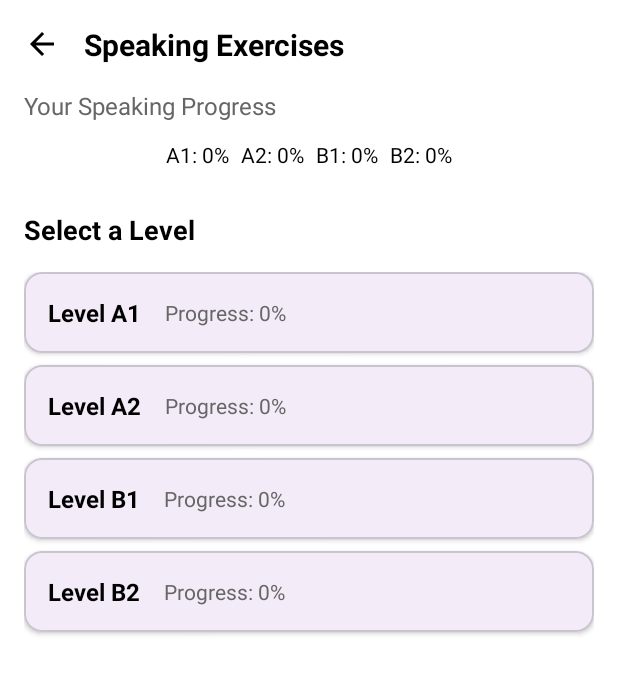
After one commit to hanhphuc08/EnglishELearning, an Android app: the SpeakingActivity screen opened directly, with no data from a screen before it, on a phone screen of 412 x 824 dp. The commit adds this screen. Shown: the top 674 px of the screen. Run offline under Robolectric (Android 15) with nearby library versions, the phone set to English and light mode, and no system bars; our stand-ins replace CircleImageView.

Commit message:
Hao lam speaking

```diff
--- a/app/src/main/java/com/example/englishelearning/fragment/HomeFragment.java
+++ b/app/src/main/java/com/example/englishelearning/fragment/HomeFragment.java
@@ -11,6 +11,7 @@ import androidx.fragment.app.Fragment;
 
 import com.example.englishelearning.listening.ListeningActivity;
 import com.example.englishelearning.R;
+import com.example.englishelearning.speaking.SpeakingActivity;
 
 public class HomeFragment extends Fragment {
     @Override
@@ -27,5 +28,10 @@ public class HomeFragment extends Fragment {
             Intent intent = new Intent(getActivity(), ListeningActivity.class);
             startActivity(intent);
         });
+
+        view.findViewById(R.id.speakingCard).setOnClickListener(v -> {
+            Intent intent = new Intent(getActivity(), SpeakingActivity.class);
+            startActivity(intent);
+        });
     }
 }
--- /dev/null
+++ b/app/src/main/java/com/example/englishelearning/speaking/SpeakingActivity.java
@@ -0,0 +1,43 @@
+package com.example.englishelearning.speaking;
+
+import android.content.Intent;
+import android.os.Bundle;
+import android.widget.ImageView;
+
+import androidx.activity.EdgeToEdge;
+import androidx.appcompat.app.AppCompatActivity;
+import androidx.core.graphics.Insets;
+import androidx.core.view.ViewCompat;
+import androidx.core.view.WindowInsetsCompat;
+
+import com.example.englishelearning.R;
+import com.example.englishelearning.listening.TopicsActivity;
+
+public class SpeakingActivity extends AppCompatActivity {
+
+    @Override
+    protected void onCreate(Bundle savedInstanceState) {
+        super.onCreate(savedInstanceState);
+        EdgeToEdge.enable(this);
+        setContentView(R.layout.activity_speaking);
+        ViewCompat.setOnApplyWindowInsetsListener(findViewById(R.id.main), (v, insets) -> {
+            Insets systemBars = insets.getInsets(WindowInsetsCompat.Type.systemBars());
+            v.setPadding(systemBars.left, systemBars.top, systemBars.right, systemBars.bottom);
+            return insets;
+        });
+
+        ImageView backButton = findViewById(R.id.backButton);
+        backButton.setOnClickListener(v -> finish());
+
+        findViewById(R.id.cardA1).setOnClickListener(v -> startTopicsActivity("A1"));
+        findViewById(R.id.cardA2).setOnClickListener(v -> startTopicsActivity("A2"));
+        findViewById(R.id.cardB1).setOnClickListener(v -> startTopicsActivity("B1"));
+        findViewById(R.id.cardB2).setOnClickListener(v -> startTopicsActivity("B2"));
+    }
+
+    private void startTopicsActivity(String level) {
+        Intent intent = new Intent(this, TopicsSpeakingActivity.class);
+        intent.putExtra("LEVEL", level);
+        startActivity(intent);
+    }
+}
--- /dev/null
+++ b/app/src/main/res/layout/activity_speaking.xml
@@ -0,0 +1,257 @@
+<?xml version="1.0" encoding="utf-8"?>
+<androidx.core.widget.NestedScrollView xmlns:android="http://schemas.android.com/apk/res/android"
+    xmlns:app="http://schemas.android.com/apk/res-auto"
+    android:layout_width="match_parent"
+    android:layout_height="match_parent"
+    android:id="@+id/main"
+    android:background="@color/white">
+
+    <androidx.constraintlayout.widget.ConstraintLayout
+        android:layout_width="match_parent"
+        android:layout_height="wrap_content"
+        android:padding="16dp">
+
+        <!-- Header -->
+        <LinearLayout
+            android:id="@+id/header"
+            android:layout_width="match_parent"
+            android:layout_height="wrap_content"
+            android:orientation="horizontal"
+            android:gravity="center_vertical"
+            app:layout_constraintTop_toTopOf="parent">
+
+            <ImageView
+                android:id="@+id/backButton"
+                android:layout_width="24dp"
+                android:layout_height="24dp"
+                android:src="@drawable/ic_back"
+                android:contentDescription="Back" />
+
+            <TextView
+                android:layout_width="wrap_content"
+                android:layout_height="wrap_content"
+                android:layout_marginStart="16dp"
+                android:text="Speaking Exercises"
+                android:textColor="#000000"
+                android:textSize="20sp"
+                android:textStyle="bold" />
+        </LinearLayout>
+
+        <!-- Progress Overview -->
+        <TextView
+            android:id="@+id/progressTitle"
+            android:layout_width="wrap_content"
+            android:layout_height="wrap_content"
+            android:layout_marginTop="16dp"
+            android:text="Your Speaking Progress"
+            android:textColor="#666666"
+            android:textSize="16sp"
+            app:layout_constraintStart_toStartOf="parent"
+            app:layout_constraintTop_toBottomOf="@id/header" />
+
+        <LinearLayout
+            android:id="@+id/progressContainer"
+            android:layout_width="match_parent"
+            android:layout_height="wrap_content"
+            android:layout_marginTop="8dp"
+            android:orientation="horizontal"
+            android:gravity="center"
+            app:layout_constraintTop_toBottomOf="@id/progressTitle">
+
+            <!-- Progress bars for A1, A2, B1, B2, C1 -->
+            <TextView
+                android:id="@+id/progressA1"
+                android:layout_width="wrap_content"
+                android:layout_height="wrap_content"
+                android:layout_margin="4dp"
+                android:text="A1: 0%"
+                android:textColor="#000000" />
+
+            <TextView
+                android:id="@+id/progressA2"
+                android:layout_width="wrap_content"
+                android:layout_height="wrap_content"
+                android:layout_margin="4dp"
+                android:text="A2: 0%"
+                android:textColor="#000000" />
+
+            <TextView
+                android:id="@+id/progressB1"
+                android:layout_width="wrap_content"
+                android:layout_height="wrap_content"
+                android:layout_margin="4dp"
+                android:text="B1: 0%"
+                android:textColor="#000000" />
+
+            <TextView
+                android:id="@+id/progressB2"
+                android:layout_width="wrap_content"
+                android:layout_height="wrap_content"
+                android:layout_margin="4dp"
+                android:text="B2: 0%"
+                android:textColor="#000000" />
+
+        </LinearLayout>
+
+        <!-- Levels List -->
+        <TextView
+            android:id="@+id/levelsTitle"
+            android:layout_width="wrap_content"
+            android:layout_height="wrap_content"
+            android:layout_marginTop="24dp"
+            android:text="Select a Level"
+            android:textColor="#000000"
+            android:textSize="18sp"
+            android:textStyle="bold"
+            app:layout_constraintStart_toStartOf="parent"
+            app:layout_constraintTop_toBottomOf="@id/progressContainer" />
+
+        <LinearLayout
+            android:id="@+id/levelsContainer"
+            android:layout_width="match_parent"
+            android:layout_height="wrap_content"
+            android:layout_marginTop="16dp"
+            android:orientation="vertical"
+            app:layout_constraintTop_toBottomOf="@id/levelsTitle">
+
+            <!-- A1 Level Card -->
+            <com.google.android.material.card.MaterialCardView
+                android:id="@+id/cardA1"
+                android:layout_width="match_parent"
+                android:layout_height="wrap_content"
+                android:layout_marginBottom="8dp"
+                app:cardCornerRadius="12dp"
+                app:cardElevation="2dp">
+
+                <LinearLayout
+                    android:layout_width="match_parent"
+                    android:layout_height="wrap_content"
+                    android:orientation="horizontal"
+                    android:padding="16dp"
+                    android:gravity="center_vertical">
+
+                    <TextView
+                        android:layout_width="wrap_content"
+                        android:layout_height="wrap_content"
+                        android:text="Level A1"
+                        android:textColor="#000000"
+                        android:textSize="16sp"
+                        android:textStyle="bold" />
+
+                    <TextView
+                        android:id="@+id/progressA1Card"
+                        android:layout_width="wrap_content"
+                        android:layout_height="wrap_content"
+                        android:layout_marginStart="16dp"
+                        android:text="Progress: 0%"
+                        android:textColor="#666666" />
+                </LinearLayout>
+            </com.google.android.material.card.MaterialCardView>
+
+            <!-- A2 Level Card -->
+            <com.google.android.material.card.MaterialCardView
+                android:id="@+id/cardA2"
+                android:layout_width="match_parent"
+                android:layout_height="wrap_content"
+                android:layout_marginBottom="8dp"
+                app:cardCornerRadius="12dp"
+                app:cardElevation="2dp">
+
+                <LinearLayout
+                    android:layout_width="match_parent"
+                    android:layout_height="wrap_content"
+                    android:orientation="horizontal"
+                    android:padding="16dp"
+                    android:gravity="center_vertical">
+
+                    <TextView
+                        android:layout_width="wrap_content"
+                        android:layout_height="wrap_content"
+                        android:text="Level A2"
+                        android:textColor="#000000"
+                        android:textSize="16sp"
+                        android:textStyle="bold" />
+
+                    <TextView
+                        android:id="@+id/progressA2Card"
+                        android:layout_width="wrap_content"
+                        android:layout_height="wrap_content"
+                        android:layout_marginStart="16dp"
+                        android:text="Progress: 0%"
+                        android:textColor="#666666" />
+                </LinearLayout>
+            </com.google.android.material.card.MaterialCardView>
+
+            <!-- B1 Level Card -->
+            <com.google.android.material.card.MaterialCardView
+                android:id="@+id/cardB1"
+                android:layout_width="match_parent"
+                android:layout_height="wrap_content"
+                android:layout_marginBottom="8dp"
+                app:cardCornerRadius="12dp"
+                app:cardElevation="2dp">
+
+                <LinearLayout
+                    android:layout_width="match_parent"
+                    android:layout_height="wrap_content"
+                    android:orientation="horizontal"
+                    android:padding="16dp"
+                    android:gravity="center_vertical">
+
+                    <TextView
+                        android:layout_width="wrap_content"
+                        android:layout_height="wrap_content"
+                        android:text="Level B1"
+                        android:textColor="#000000"
+                        android:textSize="16sp"
+                        android:textStyle="bold" />
+
+                    <TextView
+                        android:id="@+id/progressB1Card"
+                        android:layout_width="wrap_content"
+                        android:layout_height="wrap_content"
+                        android:layout_marginStart="16dp"
+                        android:text="Progress: 0%"
+                        android:textColor="#666666" />
+                </LinearLayout>
+            </com.google.android.material.card.MaterialCardView>
+
+
+            <!-- A2 Level Card -->
+            <com.google.android.material.card.MaterialCardView
+                android:id="@+id/cardB2"
+                android:layout_width="match_parent"
+                android:layout_height="wrap_content"
+                android:layout_marginBottom="8dp"
+                app:cardCornerRadius="12dp"
+                app:cardElevation="2dp">
+
+                <LinearLayout
+                    android:layout_width="match_parent"
+                    android:layout_height="wrap_content"
+                    android:orientation="horizontal"
+                    android:padding="16dp"
+                    android:gravity="center_vertical">
+
+                    <TextView
+                        android:layout_width="wrap_content"
+                        android:layout_height="wrap_content"
+                        android:text="Level B2"
+                        android:textColor="#000000"
+                        android:textSize="16sp"
+                        android:textStyle="bold" />
+
+                    <TextView
+                        android:id="@+id/progressB2Card"
+                        android:layout_width="wrap_content"
+                        android:layout_height="wrap_content"
+                        android:layout_marginStart="16dp"
+                        android:text="Progress: 0%"
+                        android:textColor="#666666" />
+                </LinearLayout>
+            </com.google.android.material.card.MaterialCardView>
+
+        </LinearLayout>
+
+    </androidx.constraintlayout.widget.ConstraintLayout>
+</androidx.core.widget.NestedScrollView>
--- a/app/src/main/res/layout/fragment_home.xml
+++ b/app/src/main/res/layout/fragment_home.xml
@@ -134,6 +134,7 @@
             </com.google.android.material.card.MaterialCardView>
 
             <com.google.android.material.card.MaterialCardView
+                android:id="@+id/speakingCard"
                 android:layout_width="0dp"
                 android:layout_height="wrap_content"
                 android:layout_columnWeight="1"
```
Also changed, not shown: app/src/main/AndroidManifest.xml (+9 -0 lines), app/src/main/java/com/example/englishelearning/adapter/TopicSpeakingAdapter.java (added, +57 -0 lines), app/src/main/java/com/example/englishelearning/model/TopicSpeaking.java (added, +53 -0 lines), app/src/main/java/com/example/englishelearning/speaking/ExerciseSpeakingActivity.java (added, +89 -0 lines), app/src/main/java/com/example/englishelearning/speaking/TopicsSpeakingActivity.java (added, +104 -0 lines), app/src/main/res/layout/activity_exercise_listening.xml (added, +80 -0 lines), app/src/main/res/layout/activity_topics_speaking.xml (added, +42 -0 lines), 1 other file.
